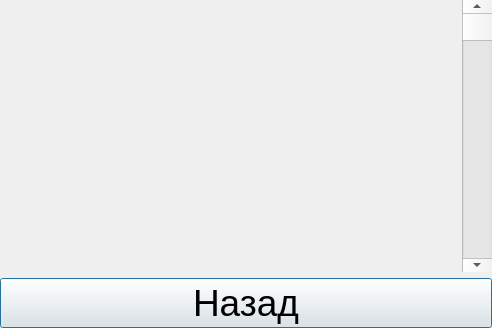
The window that viewcategorydialog.ui (SQReder/QtPollsClient2) describes before a commit, drawn with Qt 5.
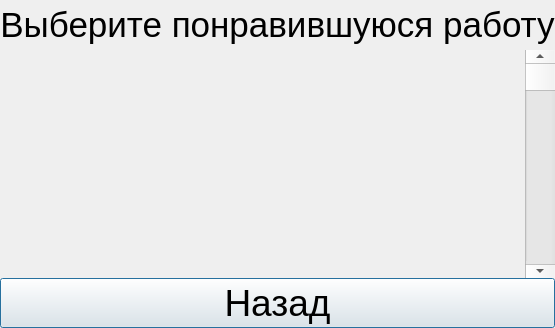
The same window after the commit. Icons and pictures are not drawn.

What changed in the file:
```diff
--- a/viewcategorydialog.ui
+++ b/viewcategorydialog.ui
@@ -33,7 +33,22 @@
    <property name="bottomMargin">
     <number>0</number>
    </property>
-   <item row="0" column="0">
+   <property name="spacing">
+    <number>0</number>
+   </property>
+   <item row="2" column="0" colspan="3">
+    <widget class="QPushButton" name="pbBack">
+     <property name="font">
+      <font>
+       <pointsize>28</pointsize>
+      </font>
+     </property>
+     <property name="text">
+      <string>Назад</string>
+     </property>
+    </widget>
+   </item>
+   <item row="1" column="0">
     <widget class="QScrollArea" name="scrollArea">
      <property name="styleSheet">
       <string notr="true">background: transparent; border: none;</string>
@@ -41,6 +56,12 @@
      <property name="frameShape">
       <enum>QFrame::NoFrame</enum>
      </property>
+     <property name="verticalScrollBarPolicy">
+      <enum>Qt::ScrollBarAlwaysOff</enum>
+     </property>
+     <property name="horizontalScrollBarPolicy">
+      <enum>Qt::ScrollBarAlwaysOff</enum>
+     </property>
      <property name="widgetResizable">
       <bool>true</bool>
      </property>
@@ -49,15 +70,15 @@
        <rect>
         <x>0</x>
         <y>0</y>
-        <width>456</width>
-        <height>269</height>
+        <width>462</width>
+        <height>225</height>
        </rect>
       </property>
       <layout class="QGridLayout" name="scrollAreaGrid"/>
      </widget>
     </widget>
    </item>
-   <item row="0" column="1">
+   <item row="1" column="1">
     <widget class="QScrollBar" name="verticalScrollBar">
      <property name="minimumSize">
       <size>
@@ -70,15 +91,26 @@
      </property>
     </widget>
    </item>
-   <item row="1" column="0" colspan="2">
-    <widget class="QPushButton" name="pbBack">
+   <item row="0" column="0" colspan="2">
+    <widget class="QLabel" name="label">
+     <property name="minimumSize">
+      <size>
+       <width>0</width>
+       <height>50</height>
+      </size>
+     </property>
      <property name="font">
       <font>
-       <pointsize>28</pointsize>
+       <pointsize>26</pointsize>
+       <weight>50</weight>
+       <bold>false</bold>
       </font>
      </property>
      <property name="text">
-      <string>Назад</string>
+      <string>Выберите понравившуюся работу</string>
+     </property>
+     <property name="alignment">
+      <set>Qt::AlignCenter</set>
      </property>
     </widget>
    </item>
```
